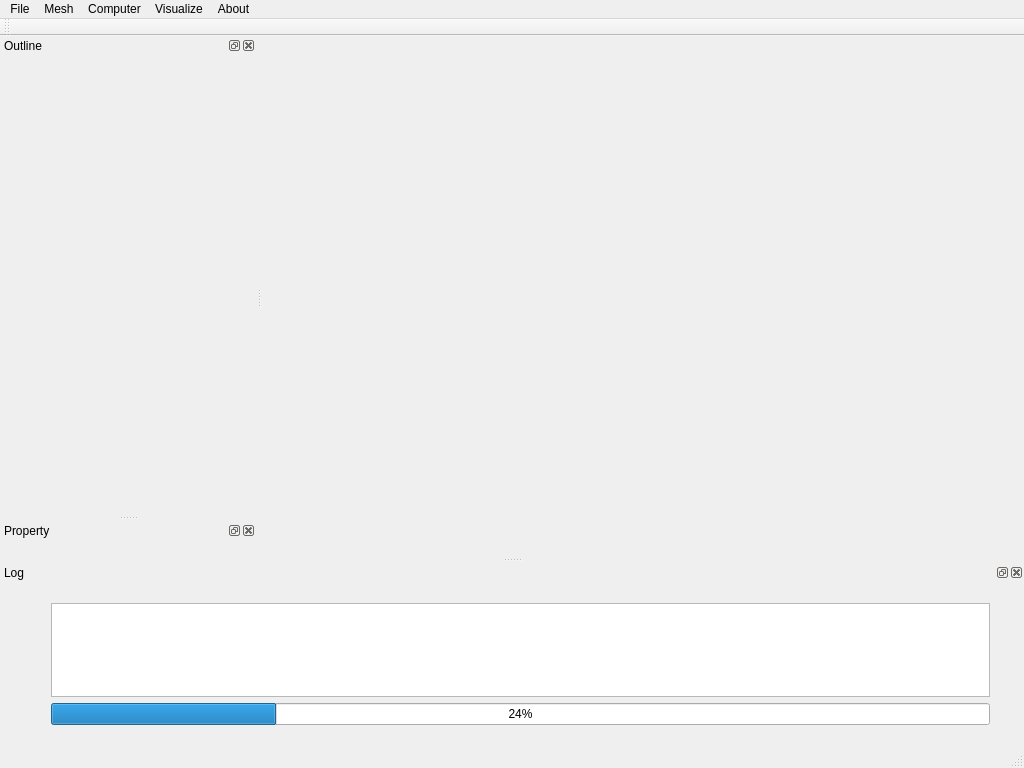
Above: mainwindow.ui from joilee/Simulation2016 before the change. Below: the same form after it.
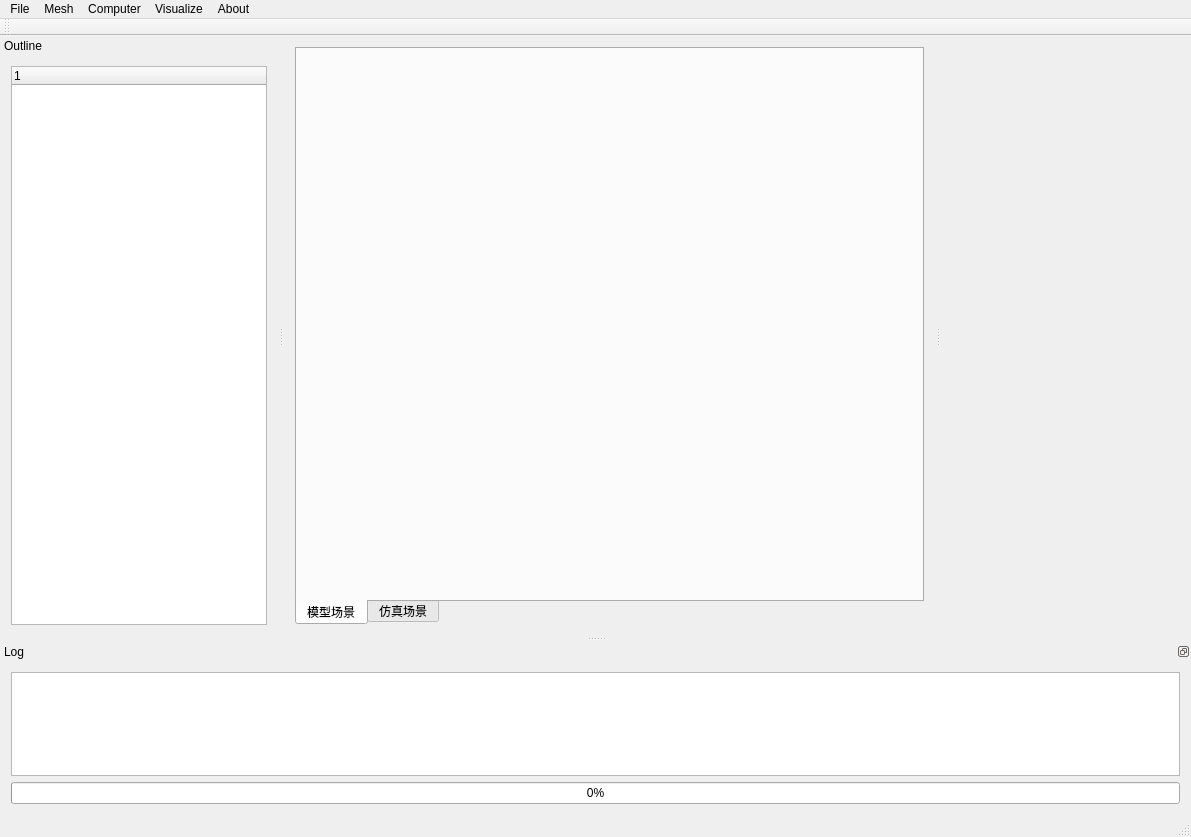
That is the form after the change. Custom widgets are drawn as their Qt base class.

```diff
--- a/mainwindow.ui
+++ b/mainwindow.ui
@@ -6,8 +6,8 @@
    <rect>
     <x>0</x>
     <y>0</y>
-    <width>1024</width>
-    <height>768</height>
+    <width>1191</width>
+    <height>837</height>
    </rect>
   </property>
   <property name="minimumSize">
@@ -19,13 +19,36 @@
   <property name="windowTitle">
    <string>室内信号仿真</string>
   </property>
-  <widget class="QWidget" name="centralWidget"/>
+  <widget class="QWidget" name="centralWidget">
+   <layout class="QHBoxLayout" name="horizontalLayout">
+    <item>
+     <widget class="QTabWidget" name="tabWidget_Dispaly">
+      <property name="tabPosition">
+       <enum>QTabWidget::South</enum>
+      </property>
+      <property name="currentIndex">
+       <number>0</number>
+      </property>
+      <widget class="GLWidget" name="ModelView">
+       <attribute name="title">
+        <string>模型场景</string>
+       </attribute>
+      </widget>
+      <widget class="GLWidget" name="simuArea">
+       <attribute name="title">
+        <string>仿真场景</string>
+       </attribute>
+      </widget>
+     </widget>
+    </item>
+   </layout>
+  </widget>
   <widget class="QMenuBar" name="menuBar">
    <property name="geometry">
     <rect>
      <x>0</x>
      <y>0</y>
-     <width>1024</width>
+     <width>1191</width>
      <height>23</height>
     </rect>
    </property>
@@ -84,10 +107,13 @@
   <widget class="QDockWidget" name="dockWidget_outputLog">
    <property name="minimumSize">
     <size>
-     <width>102</width>
-     <height>183</height>
+     <width>128</width>
+     <height>139</height>
     </size>
    </property>
+   <property name="features">
+    <set>QDockWidget::DockWidgetFloatable</set>
+   </property>
    <property name="windowTitle">
     <string>Log</string>
    </property>
@@ -95,42 +121,36 @@
     <number>8</number>
    </attribute>
    <widget class="QWidget" name="dockWidgetContents">
-    <widget class="QWidget" name="verticalLayoutWidget">
-     <property name="geometry">
-      <rect>
-       <x>40</x>
-       <y>10</y>
-       <width>961</width>
-       <height>144</height>
-      </rect>
-     </property>
-     <layout class="QVBoxLayout" name="verticalLayout" stretch="0,0">
-      <property name="sizeConstraint">
-       <enum>QLayout::SetDefaultConstraint</enum>
-      </property>
-      <item>
-       <widget class="QTextBrowser" name="textBrowser"/>
-      </item>
-      <item>
-       <widget class="QProgressBar" name="progressBar">
-        <property name="value">
-         <number>24</number>
-        </property>
-       </widget>
-      </item>
-     </layout>
-    </widget>
+    <layout class="QVBoxLayout" name="verticalLayout_2">
+     <item>
+      <layout class="QVBoxLayout" name="verticalLayout" stretch="0,0">
+       <property name="sizeConstraint">
+        <enum>QLayout::SetDefaultConstraint</enum>
+       </property>
+       <item>
+        <widget class="QTextBrowser" name="textBrowser"/>
+       </item>
+       <item>
+        <widget class="QProgressBar" name="progressBar">
+         <property name="value">
+          <number>0</number>
+         </property>
+        </widget>
+       </item>
+      </layout>
+     </item>
+    </layout>
    </widget>
   </widget>
   <widget class="QDockWidget" name="dockWidget_outline">
    <property name="minimumSize">
     <size>
      <width>256</width>
-     <height>256</height>
+     <height>600</height>
     </size>
    </property>
    <property name="features">
-    <set>QDockWidget::AllDockWidgetFeatures</set>
+    <set>QDockWidget::NoDockWidgetFeatures</set>
    </property>
    <property name="allowedAreas">
     <set>Qt::LeftDockWidgetArea|Qt::RightDockWidgetArea|Qt::TopDockWidgetArea</set>
@@ -141,16 +161,50 @@
    <attribute name="dockWidgetArea">
     <number>1</number>
    </attribute>
-   <widget class="QWidget" name="dockWidgetContents_2"/>
+   <widget class="QWidget" name="dockWidgetContents_2">
+    <layout class="QHBoxLayout" name="horizontalLayout_2">
+     <item>
+      <widget class="QTreeWidget" name="treeWidget_project">
+       <column>
+        <property name="text">
+         <string notr="true">1</string>
+        </property>
+       </column>
+      </widget>
+     </item>
+    </layout>
+   </widget>
   </widget>
-  <widget class="QDockWidget" name="dockWidget_para">
-   <property name="windowTitle">
-    <string>Property</string>
+  <widget class="QDockWidget" name="dockWidget_2">
+   <property name="sizePolicy">
+    <sizepolicy hsizetype="Expanding" vsizetype="Preferred">
+     <horstretch>0</horstretch>
+     <verstretch>0</verstretch>
+    </sizepolicy>
+   </property>
+   <property name="minimumSize">
+    <size>
+     <width>250</width>
+     <height>56</height>
+    </size>
+   </property>
+   <property name="features">
+    <set>QDockWidget::NoDockWidgetFeatures</set>
    </property>
    <attribute name="dockWidgetArea">
-    <number>1</number>
+    <number>2</number>
    </attribute>
-   <widget class="QWidget" name="dockWidgetContents_3"/>
+   <widget class="QWidget" name="dockWidgetContents_5">
+    <layout class="QVBoxLayout" name="verticalLayout_3">
+     <item>
+      <widget class="QStackedWidget" name="stackedWidget_Info">
+       <property name="currentIndex">
+        <number>-1</number>
+       </property>
+      </widget>
+     </item>
+    </layout>
+   </widget>
   </widget>
   <action name="action">
    <property name="text">
@@ -199,6 +253,14 @@
   </action>
  </widget>
  <layoutdefault spacing="6" margin="11"/>
+ <customwidgets>
+  <customwidget>
+   <class>GLWidget</class>
+   <extends>QWidget</extends>
+   <header location="global">glWidget.h</header>
+   <container>1</container>
+  </customwidget>
+ </customwidgets>
  <resources>
   <include location="mainwindow.qrc"/>
  </resources>
```
Left out of the diff: 29 changed lines with no effect on the pictures.
